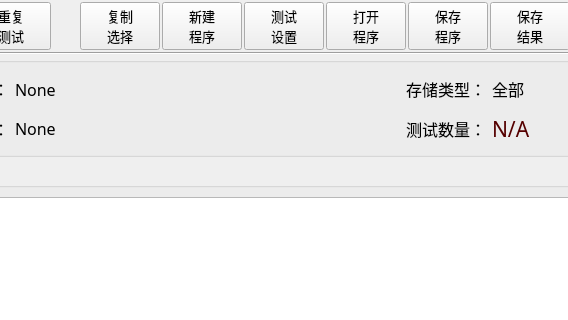
caicaiking/WKEFactoryView2014, file MeterMode/clsMeterMode.ui: the form before one commit; both pictures show x 441 to 1009 and y 0 to 320 of the 1423 by 768 pixel window.
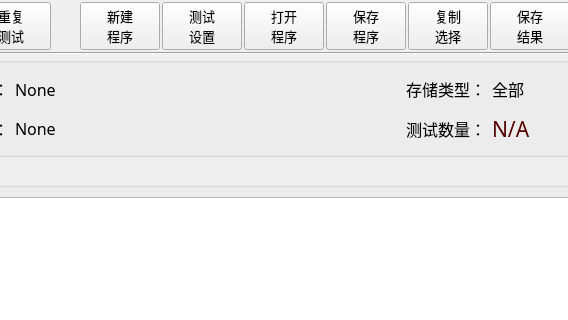
The form after the commit. Icons and pictures are not drawn. Custom widgets are drawn as their Qt base class.

The edit to the form file:
```diff
--- a/MeterMode/clsMeterMode.ui
+++ b/MeterMode/clsMeterMode.ui
@@ -282,42 +282,6 @@
         </property>
        </spacer>
       </item>
-      <item>
-       <widget class="QPushButton" name="btnCopy">
-        <property name="minimumSize">
-         <size>
-          <width>0</width>
-          <height>40</height>
-         </size>
-        </property>
-        <property name="font">
-         <font>
-          <family>楷体</family>
-          <pointsize>10</pointsize>
-         </font>
-        </property>
-        <property name="toolTip">
-         <string>快捷键 Ctrl+C</string>
-        </property>
-        <property name="text">
-         <string>复制
-选择</string>
-        </property>
-        <property name="icon">
-         <iconset resource="../recFile/myRes.qrc">
-          <normaloff>:/Icons/copy.png</normaloff>:/Icons/copy.png</iconset>
-        </property>
-        <property name="iconSize">
-         <size>
-          <width>20</width>
-          <height>20</height>
-         </size>
-        </property>
-        <property name="shortcut">
-         <string>Ctrl+C</string>
-        </property>
-       </widget>
-      </item>
       <item>
        <widget class="QPushButton" name="btnNewTask">
         <property name="minimumSize">
@@ -474,6 +438,42 @@
         </property>
        </widget>
       </item>
+      <item>
+       <widget class="QPushButton" name="btnCopy">
+        <property name="minimumSize">
+         <size>
+          <width>0</width>
+          <height>40</height>
+         </size>
+        </property>
+        <property name="font">
+         <font>
+          <family>楷体</family>
+          <pointsize>10</pointsize>
+         </font>
+        </property>
+        <property name="toolTip">
+         <string>快捷键 Ctrl+C</string>
+        </property>
+        <property name="text">
+         <string>复制
+选择</string>
+        </property>
+        <property name="icon">
+         <iconset resource="../recFile/myRes.qrc">
+          <normaloff>:/Icons/copy.png</normaloff>:/Icons/copy.png</iconset>
+        </property>
+        <property name="iconSize">
+         <size>
+          <width>20</width>
+          <height>20</height>
+         </size>
+        </property>
+        <property name="shortcut">
+         <string>Ctrl+C</string>
+        </property>
+       </widget>
+      </item>
       <item>
        <widget class="QPushButton" name="btnExportData">
         <property name="minimumSize">
```
